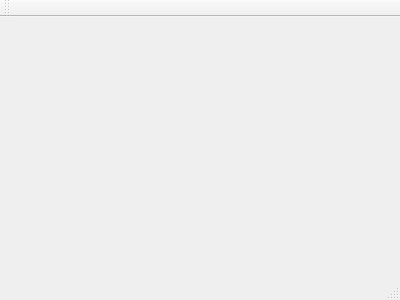
Qt form DemoModul/mainwindow.ui (flying-pi/AlgoritmDemo) before a commit.
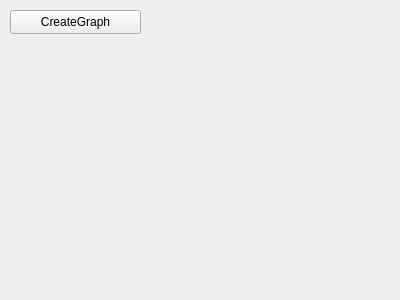
The same form after that commit.

Diff of the .ui file:
```diff
--- a/DemoModul/mainwindow.ui
+++ b/DemoModul/mainwindow.ui
@@ -12,13 +12,23 @@
   <property name="windowTitle" >
    <string>MainWindow</string>
   </property>
-  <widget class="QMenuBar" name="menuBar" />
-  <widget class="QToolBar" name="mainToolBar" />
-  <widget class="QWidget" name="centralWidget" />
-  <widget class="QStatusBar" name="statusBar" />
+  <widget class="QWidget" name="centralWidget">
+   <widget class="QPushButton" name="createGraph">
+    <property name="geometry">
+     <rect>
+      <x>10</x>
+      <y>10</y>
+      <width>131</width>
+      <height>24</height>
+     </rect>
+    </property>
+    <property name="text">
+     <string>CreateGraph</string>
+    </property>
+   </widget>
+  </widget>
  </widget>
- <layoutDefault spacing="6" margin="11" />
- <pixmapfunction></pixmapfunction>
+ <layoutdefault spacing="6" margin="11"/>
  <resources/>
  <connections/>
 </ui>
```
Left out of the diff: 7 changed lines with no effect on the pictures.
